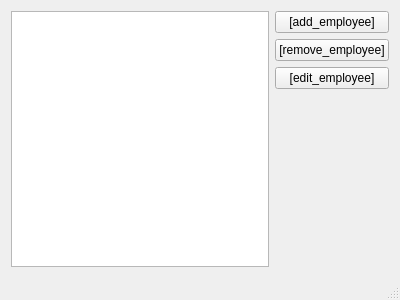
First picture: the form in mainwindow.ui, repository m7k/Employees, before the edit.
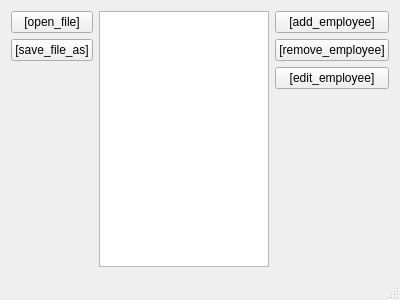
Second picture: the form after the edit.

The edit to the form file:
```diff
--- a/mainwindow.ui
+++ b/mainwindow.ui
@@ -15,6 +15,37 @@
   </property>
   <widget class="QWidget" name="centralWidget">
    <layout class="QHBoxLayout" name="horizontalLayout">
+    <item>
+     <layout class="QVBoxLayout" name="verticalLayout_2">
+      <item>
+       <widget class="QPushButton" name="openBtn">
+        <property name="text">
+         <string>[open_file]</string>
+        </property>
+       </widget>
+      </item>
+      <item>
+       <widget class="QPushButton" name="saveBtn">
+        <property name="text">
+         <string>[save_file_as]</string>
+        </property>
+       </widget>
+      </item>
+      <item>
+       <spacer name="verticalSpacer_2">
+        <property name="orientation">
+         <enum>Qt::Vertical</enum>
+        </property>
+        <property name="sizeHint" stdset="0">
+         <size>
+          <width>20</width>
+          <height>40</height>
+         </size>
+        </property>
+       </spacer>
+      </item>
+     </layout>
+    </item>
     <item>
      <widget class="QTreeView" name="employeesTreeView"/>
     </item>
```
